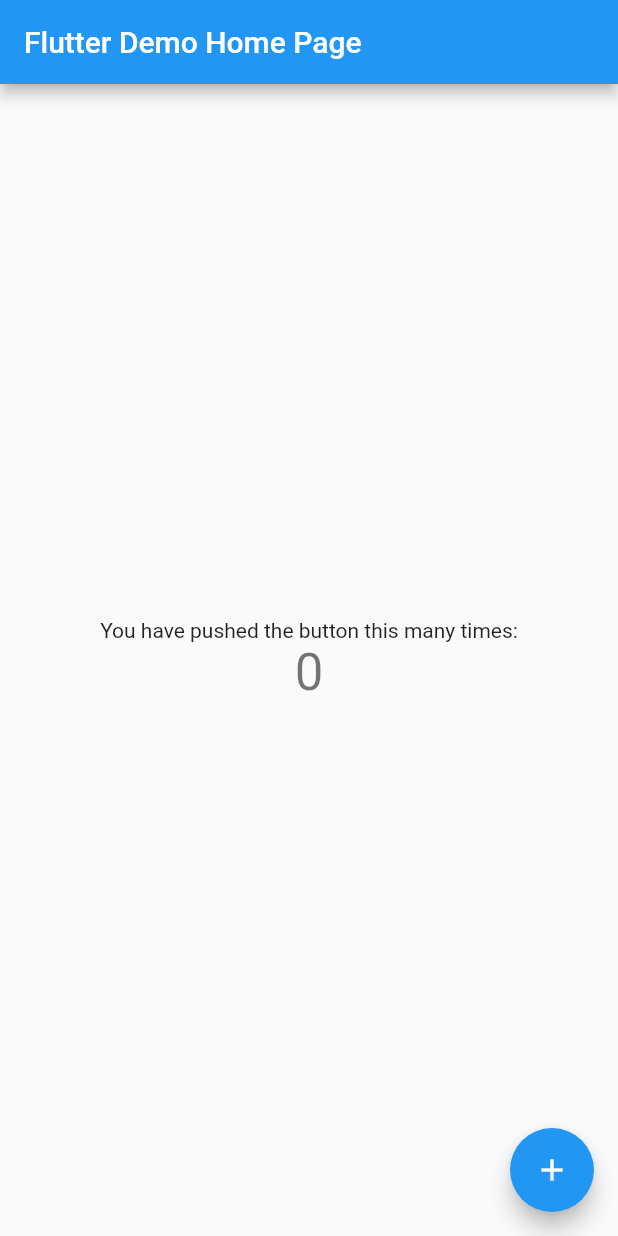
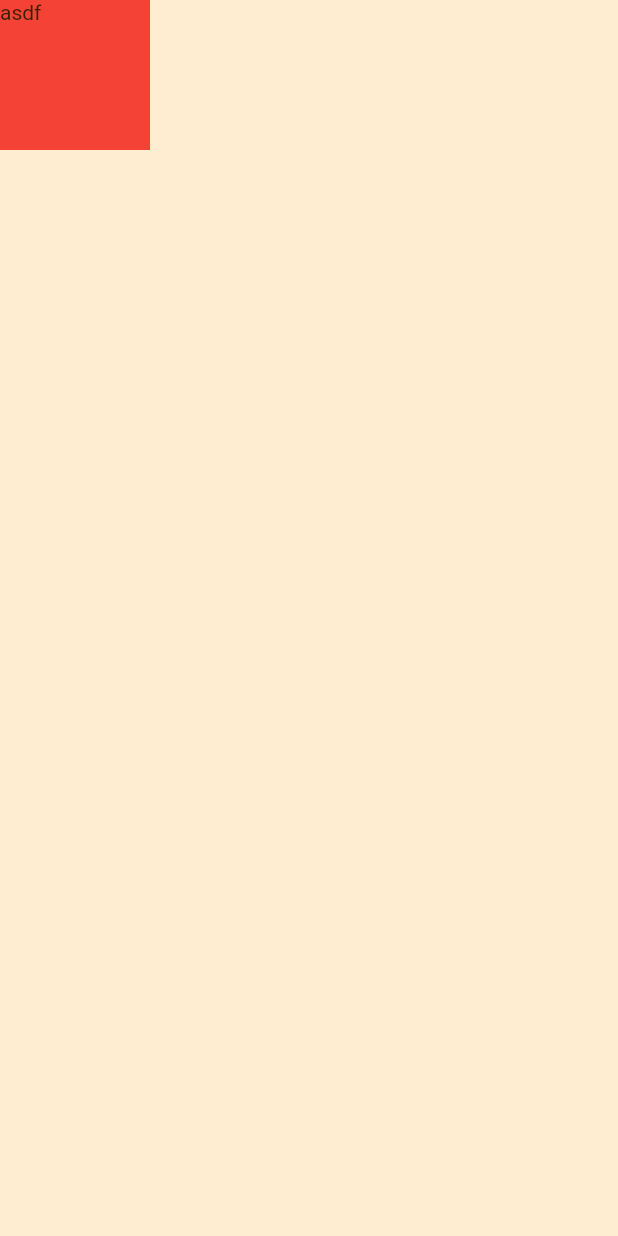
Before and after one commit to RGLie/TodayI, a Flutter app: the screen it shows after launch, on a phone screen of 412 x 824 dp. Run offline on Flutter 3.47's test engine with Material 2 defaults, Android fonts, the phone set to English and light mode, and no system bars.

Commit message:
color setting, test

```diff
--- a/todayi/lib/main.dart
+++ b/todayi/lib/main.dart
@@ -1,4 +1,6 @@
 import 'package:flutter/material.dart';
+import 'package:todayi/pages/home_page.dart';
+import 'package:todayi/utils/colors.dart';
 
 void main() {
   runApp(const MyApp());
@@ -7,109 +9,21 @@ void main() {
 class MyApp extends StatelessWidget {
   const MyApp({super.key});
 
-  // This widget is the root of your application.
   @override
   Widget build(BuildContext context) {
+
+    final myTheme = Theme.of(context).textTheme.apply(
+      bodyColor: ColorLibrary.textThemeColor,
+      displayColor: ColorLibrary.textThemeColor,
+    );
+
     return MaterialApp(
-      title: 'Flutter Demo',
+      title: 'Today I',
       theme: ThemeData(
-        // This is the theme of your application.
-        //
-        // Try running your application with "flutter run". You'll see the
-        // application has a blue toolbar. Then, without quitting the app, try
-        // changing the primarySwatch below to Colors.green and then invoke
-        // "hot reload" (press "r" in the console where you ran "flutter run",
-        // or simply save your changes to "hot reload" in a Flutter IDE).
-        // Notice that the counter didn't reset back to zero; the application
-        // is not restarted.
-        primarySwatch: Colors.blue,
+        scaffoldBackgroundColor: ColorLibrary.mainThemeColor,
+        textTheme: myTheme
       ),
-      home: const MyHomePage(title: 'Flutter Demo Home Page'),
+      home: HomePage(),
     );
   }
 }
-
-class MyHomePage extends StatefulWidget {
-  const MyHomePage({super.key, required this.title});
-
-  // This widget is the home page of your application. It is stateful, meaning
-  // that it has a State object (defined below) that contains fields that affect
-  // how it looks.
-
-  // This class is the configuration for the state. It holds the values (in this
-  // case the title) provided by the parent (in this case the App widget) and
-  // used by the build method of the State. Fields in a Widget subclass are
-  // always marked "final".
-
-  final String title;
-
-  @override
-  State<MyHomePage> createState() => _MyHomePageState();
-}
-
-class _MyHomePageState extends State<MyHomePage> {
-  int _counter = 0;
-
-  void _incrementCounter() {
-    setState(() {
-      // This call to setState tells the Flutter framework that something has
-      // changed in this State, which causes it to rerun the build method below
-      // so that the display can reflect the updated values. If we changed
-      // _counter without calling setState(), then the build method would not be
-      // called again, and so nothing would appear to happen.
-      _counter++;
-    });
-  }
-
-  @override
-  Widget build(BuildContext context) {
-    // This method is rerun every time setState is called, for instance as done
-    // by the _incrementCounter method above.
-    //
-    // The Flutter framework has been optimized to make rerunning build methods
-    // fast, so that you can just rebuild anything that needs updating rather
-    // than having to individually change instances of widgets.
-    return Scaffold(
-      appBar: AppBar(
-        // Here we take the value from the MyHomePage object that was created by
-        // the App.build method, and use it to set our appbar title.
-        title: Text(widget.title),
-      ),
-      body: Center(
-        // Center is a layout widget. It takes a single child and positions it
-        // in the middle of the parent.
-        child: Column(
-          // Column is also a layout widget. It takes a list of children and
-          // arranges them vertically. By default, it sizes itself to fit its
-          // children horizontally, and tries to be as tall as its parent.
-          //
-          // Invoke "debug painting" (press "p" in the console, choose the
-          // "Toggle Debug Paint" action from the Flutter Inspector in Android
-          // Studio, or the "Toggle Debug Paint" command in Visual Studio Code)
-          // to see the wireframe for each widget.
-          //
-          // Column has various properties to control how it sizes itself and
-          // how it positions its children. Here we use mainAxisAlignment to
-          // center the children vertically; the main axis here is the vertical
-          // axis because Columns are vertical (the cross axis would be
-          // horizontal).
-          mainAxisAlignment: MainAxisAlignment.center,
-          children: <Widget>[
-            const Text(
-              'You have pushed the button this many times:',
-            ),
-            Text(
-              '$_counter',
-              style: Theme.of(context).textTheme.headlineMedium,
-            ),
-          ],
-        ),
-      ),
-      floatingActionButton: FloatingActionButton(
-        onPressed: _incrementCounter,
-        tooltip: 'Increment',
-        child: const Icon(Icons.add),
-      ), // This trailing comma makes auto-formatting nicer for build methods.
-    );
-  }
-}
--- /dev/null
+++ b/todayi/lib/pages/home_page.dart
@@ -0,0 +1,22 @@
+import 'package:flutter/material.dart';
+
+class HomePage extends StatefulWidget {
+  const HomePage({super.key});
+
+  @override
+  State<HomePage> createState() => _HomePageState();
+}
+
+class _HomePageState extends State<HomePage> {
+  @override
+  Widget build(BuildContext context) {
+    return Scaffold(
+      body: Container(
+        width: 100,
+        height: 100,
+        color: Colors.red,
+        child: Text('asdf'),
+      ),
+    );
+  }
+}
--- /dev/null
+++ b/todayi/lib/utils/colors.dart
@@ -0,0 +1,7 @@
+import 'package:flutter/material.dart';
+
+class ColorLibrary{
+  static Color mainThemeColor = Color(0xffFFEDD2);
+  static Color textThemeColor = Color(0xff3A2000);
+
+}
```
